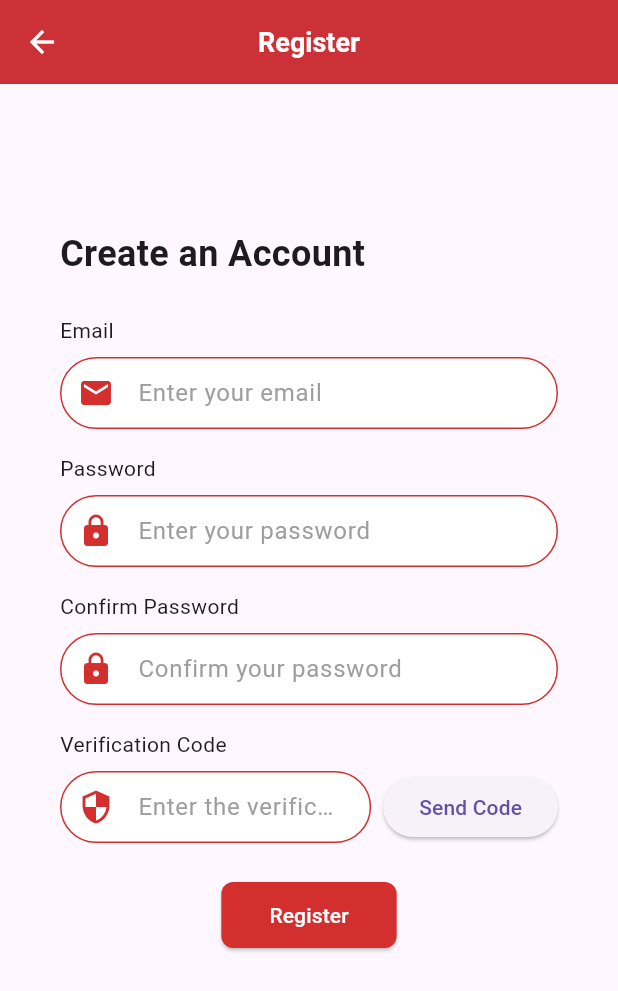
After one commit to LinWenhao5/takeaway_app_flutter_client, a Flutter app: the RegisterPage screen opened by its route, on a phone screen of 412 x 824 dp. The commit adds this screen. Shown: the top 991 px of the screen. Run offline on Flutter 3.47's test engine with Material 3 defaults, Android fonts, the phone set to English and light mode, and no system bars; our stand-ins replace flutter_dotenv, flutter_riverpod; generated files the repository leaves out were written again; network calls fail.

Commit message:
feat(auth): add login and registration forms with localization support

```diff
--- a/lib/i18n/translations/strings.i18n.json
+++ b/lib/i18n/translations/strings.i18n.json
@@ -20,5 +20,33 @@
   "errors": {
     "connectionError": "Connection error",
     "retry": "Retry"
+  },
+  "login": {
+    "title": "Welcome Back!",
+    "emailLabel": "Email",
+    "emailHint": "Enter your email",
+    "passwordLabel": "Password",
+    "passwordHint": "Enter your password",
+    "loginButton": "Login",
+    "successMessage": "Login successful!",
+    "errorMessage": "Please fill in all fields",
+    "registerLink": "Not registered yet? Click here to sign up"
+  },
+  "register": {
+    "title": "Create an Account",
+    "emailLabel": "Email",
+    "emailHint": "Enter your email",
+    "passwordLabel": "Password",
+    "passwordHint": "Enter your password",
+    "confirmPasswordLabel": "Confirm Password",
+    "confirmPasswordHint": "Confirm your password",
+    "captchaLabel": "Verification Code",
+    "captchaHint": "Enter the verification code",
+    "sendCaptchaButton": "Send Code",
+    "captchaSentMessage": "Code sent successfully!",
+    "registerButton": "Register",
+    "successMessage": "Registration successful!",
+    "passwordMismatchMessage": "Passwords do not match",
+    "errorMessage": "Please fill in all fields"
   }
 }
--- a/lib/main_app.dart
+++ b/lib/main_app.dart
@@ -1,6 +1,8 @@
 import 'package:flutter/material.dart';
 import 'package:flutter_riverpod/flutter_riverpod.dart';
 import 'package:takeaway_app_flutter_client/theme/theme.dart';
+import 'package:takeaway_app_flutter_client/ui/layout/pages/auth/presentation/login_page.dart';
+import 'package:takeaway_app_flutter_client/ui/layout/pages/auth/presentation/register_page.dart';
 import 'package:takeaway_app_flutter_client/ui/layout/pages/main/presentation/main_scaffold.dart';
 
 
@@ -15,6 +17,10 @@ class TakeawayApp extends ConsumerWidget {
       theme: lightTheme,
       darkTheme: darkTheme,
       home: const MainScaffold(),
+      routes: {
+        '/login': (context) => const LoginPage(),
+        '/register': (context) => const RegisterPage(),
+      },
     );
   }
 }
--- /dev/null
+++ b/lib/ui/features/register_form/presentation/register_form.dart
@@ -0,0 +1,151 @@
+import 'package:flutter/material.dart';
+import 'package:takeaway_app_flutter_client/i18n/gen/strings.g.dart';
+import 'package:takeaway_app_flutter_client/theme/preset/base/colors.dart';
+import 'package:takeaway_app_flutter_client/theme/preset/base/text_theme.dart';
+
+class RegisterForm extends StatelessWidget {
+  const RegisterForm({super.key});
+
+  @override
+  Widget build(BuildContext context) {
+    final TextEditingController emailController = TextEditingController();
+    final TextEditingController passwordController = TextEditingController();
+    final TextEditingController confirmPasswordController = TextEditingController();
+    final TextEditingController captchaController = TextEditingController();
+
+    return SingleChildScrollView(
+      child: Column(
+        crossAxisAlignment: CrossAxisAlignment.start,
+        children: [
+          const SizedBox(height: 80),
+          Padding(
+            padding: const EdgeInsets.symmetric(horizontal: 24.0),
+            child: Column(
+              crossAxisAlignment: CrossAxisAlignment.start,
+              children: [
+                Text(
+                  context.t.register.title,
+                  style: appTextTheme.headlineLarge,
+                ),
+                const SizedBox(height: 24),
+                Text(
+                  context.t.register.emailLabel,
+                  style: appTextTheme.labelMedium,
+                ),
+                const SizedBox(height: 8),
+                TextField(
+                  controller: emailController,
+                  decoration: InputDecoration(
+                    hintText: context.t.register.emailHint,
+                    prefixIcon: const Icon(Icons.email),
+                  ),
+                ),
+                const SizedBox(height: 16),
+                Text(
+                  context.t.register.passwordLabel,
+                  style: appTextTheme.labelMedium,
+                ),
+                const SizedBox(height: 8),
+                TextField(
+                  controller: passwordController,
+                  obscureText: true,
+                  decoration: InputDecoration(
+                    hintText: context.t.register.passwordHint,
+                    prefixIcon: const Icon(Icons.lock),
+                  ),
+                ),
+                const SizedBox(height: 16),
+                Text(
+                  context.t.register.confirmPasswordLabel,
+                  style: appTextTheme.labelMedium,
+                ),
+                const SizedBox(height: 8),
+                TextField(
+                  controller: confirmPasswordController,
+                  obscureText: true,
+                  decoration: InputDecoration(
+                    hintText: context.t.register.confirmPasswordHint,
+                    prefixIcon: const Icon(Icons.lock),
+                  ),
+                ),
+                const SizedBox(height: 16),
+                Text(
+                  context.t.register.captchaLabel,
+                  style: appTextTheme.labelMedium,
+                ),
+                const SizedBox(height: 8),
+                Row(
+                  children: [
+                    Expanded(
+                      child: TextField(
+                        controller: captchaController,
+                        decoration: InputDecoration(
+                          hintText: context.t.register.captchaHint,
+                          prefixIcon: const Icon(Icons.security),
+                        ),
+                      ),
+                    ),
+                    const SizedBox(width: 8),
+                    ElevatedButton(
+                      onPressed: () {
+                        ScaffoldMessenger.of(context).showSnackBar(
+                          SnackBar(content: Text(context.t.register.captchaSentMessage)),
+                        );
+                      },
+                      child: Text(context.t.register.sendCaptchaButton),
+                    ),
+                  ],
+                ),
+                const SizedBox(height: 24),
+                Center(
+                  child: ElevatedButton(
+                    style: ElevatedButton.styleFrom(
+                      backgroundColor: kPrimaryColor,
+                      padding: const EdgeInsets.symmetric(horizontal: 32, vertical: 12),
+                      shape: RoundedRectangleBorder(
+                        borderRadius: BorderRadius.circular(8.0),
+                      ),
+                    ),
+                    onPressed: () {
+                      final email = emailController.text;
+                      final password = passwordController.text;
+                      final confirmPassword = confirmPasswordController.text;
+                      final captcha = captchaController.text;
+
+                      if (email.isNotEmpty &&
+                          password.isNotEmpty &&
+                          confirmPassword.isNotEmpty &&
+                          captcha.isNotEmpty) {
+                        if (password == confirmPassword) {
+                          ScaffoldMessenger.of(context).showSnackBar(
+                            SnackBar(content: Text(context.t.register.successMessage)),
+                          );
+                          Navigator.pop(context); // Navigate back to the login page
+                        } else {
+                          ScaffoldMessenger.of(context).showSnackBar(
+                            SnackBar(content: Text(context.t.register.passwordMismatchMessage)),
+                          );
+                        }
+                      } else {
+                        ScaffoldMessenger.of(context).showSnackBar(
+                          SnackBar(content: Text(context.t.register.errorMessage)),
+                        );
+                      }
+                    },
+                    child: Text(
+                      context.t.register.registerButton,
+                      style: appTextTheme.bodyMedium?.copyWith(
+                        color: Colors.white,
+                      ),
+                    ),
+                  ),
+                ),
+              ],
+            ),
+          ),
+          const SizedBox(height: 80),
+        ],
+      ),
+    );
+  }
+}
--- /dev/null
+++ b/lib/ui/layout/pages/auth/presentation/register_page.dart
@@ -0,0 +1,19 @@
+import 'package:flutter/material.dart';
+import 'package:takeaway_app_flutter_client/ui/features/register_form/presentation/register_form.dart';
+
+class RegisterPage extends StatelessWidget {
+  const RegisterPage({super.key});
+
+  @override
+  Widget build(BuildContext context) {
+    return Scaffold(
+      appBar: AppBar(
+        title: const Text('Register'),
+      ),
+      body: const Padding(
+        padding: EdgeInsets.all(16.0),
+        child: RegisterForm(),
+      ),
+    );
+  }
+}
--- a/lib/ui/layout/pages/main/domain/pages_list.dart
+++ b/lib/ui/layout/pages/main/domain/pages_list.dart
@@ -1,7 +1,7 @@
-import 'package:takeaway_app_flutter_client/ui/layout/pages/home/presentation/home_page.dart';
+import 'package:takeaway_app_flutter_client/ui/layout/pages/order/presentation/order_page.dart';
 import 'package:takeaway_app_flutter_client/ui/layout/pages/settings/presentaion/settings_page.dart';
 
 final pagesList = [
-  const HomePage(),
+  const OrderPage(),
   const SettingsPage(),
 ];
```
Also changed, not shown: lib/i18n/translations/strings_nl.i18n.json (+28 -0 lines), lib/ui/features/login_form/presentation/login_form.dart (added, +114 -0 lines), lib/ui/layout/pages/auth/presentation/login_page.dart (added, +19 -0 lines), lib/ui/layout/pages/main/presentation/main_scaffold.dart (+7 -0 lines), lib/ui/layout/pages/order/presentation/order_page.dart (renamed from lib/ui/layout/pages/home/presentation/home_page.dart, +4 -4 lines), lib/i18n/gen/strings.g.dart.
